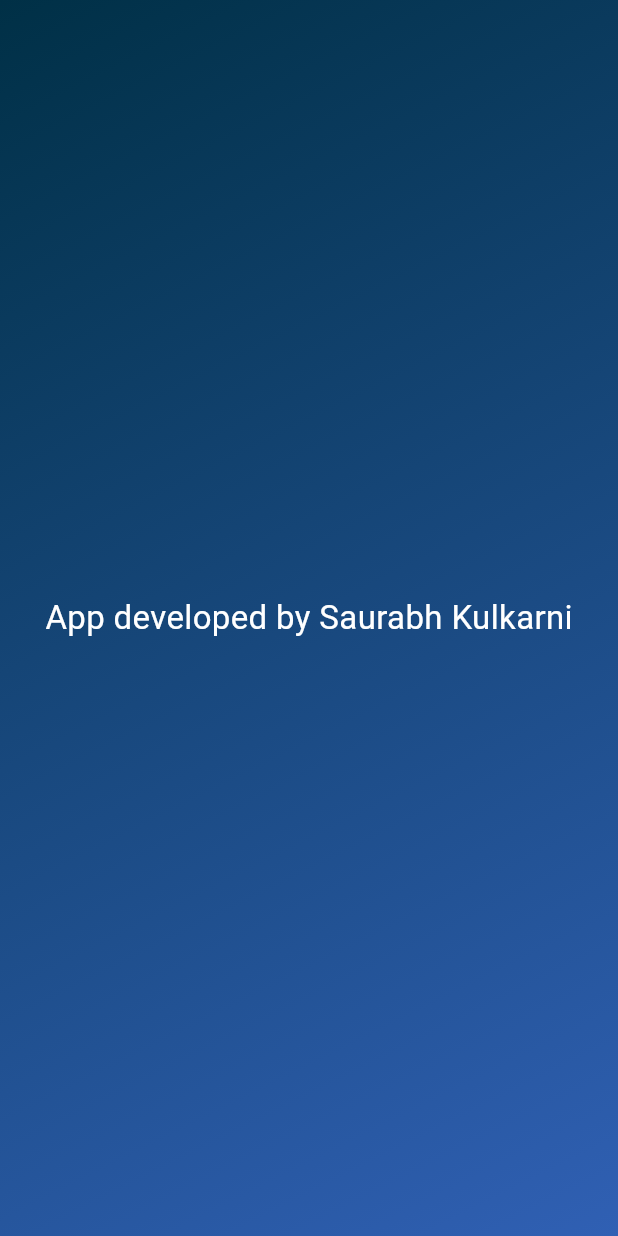
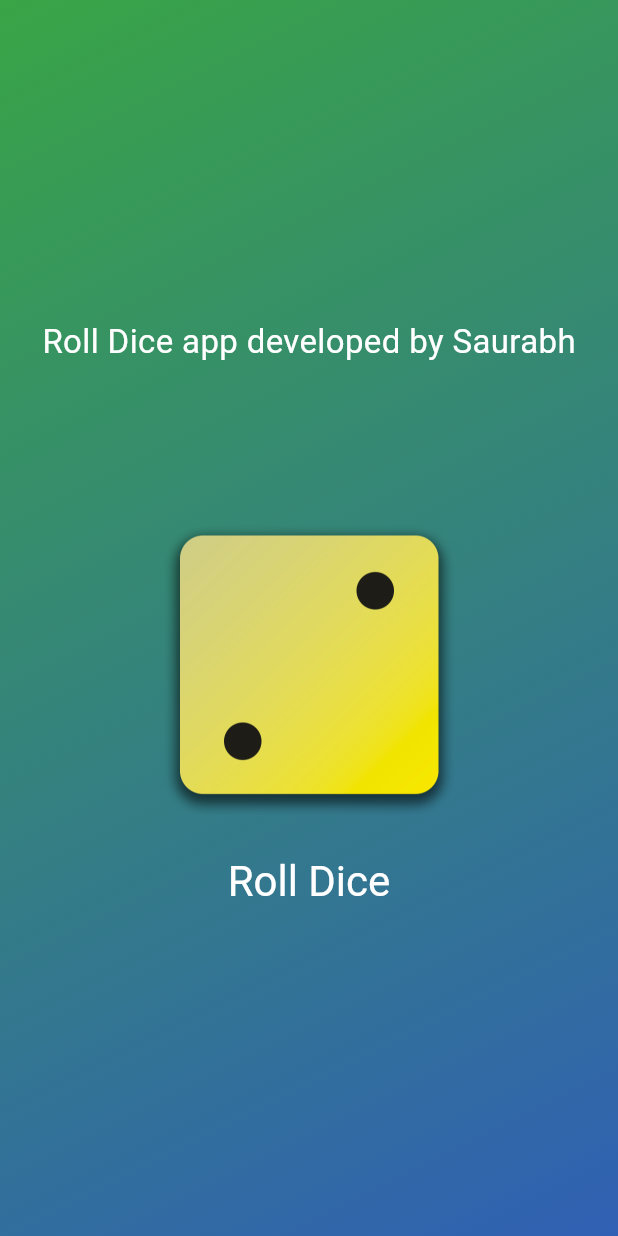
Before and after one commit to kulkarnis009/rolldice, a Flutter app: the screen it shows after launch, on a phone screen of 412 x 824 dp. Run offline on Flutter 3.47's test engine with Material 3 defaults, Android fonts, the phone set to English and light mode, and no system bars.

Commit message:
app completed

```diff
--- /dev/null
+++ b/lib/dice_roller.dart
@@ -0,0 +1,48 @@
+import 'dart:math';
+import 'package:flutter/material.dart';
+
+final random = Random();
+
+class Diceroller extends StatefulWidget {
+  const Diceroller({super.key});
+
+  @override
+  State<Diceroller> createState() {
+    return _DiceRollerState();
+  }
+}
+
+class _DiceRollerState extends State<Diceroller> {
+  var activeDiceImage = 'assets/images/dice-2.png';
+
+  int diceNumber = 2;
+
+  void rollDice() {
+    diceNumber = random.nextInt(6) + 1;
+
+    setState(() {
+      activeDiceImage = 'assets/images/dice-$diceNumber.png';
+    });
+  }
+
+  @override
+  Widget build(BuildContext context) {
+    return Column(
+      children: [
+        const SizedBox(height: 100),
+        Image.asset(
+          activeDiceImage,
+          width: 200,
+        ),
+        const SizedBox(height: 20),
+        TextButton(
+          onPressed: rollDice,
+          style: TextButton.styleFrom(
+              foregroundColor: Colors.white,
+              textStyle: const TextStyle(fontSize: 28)),
+          child: const Text('Roll Dice'),
+        )
+      ],
+    );
+  }
+}
--- a/lib/gradient_container.dart
+++ b/lib/gradient_container.dart
@@ -1,26 +1,31 @@
 import 'package:flutter/material.dart';
+import 'package:rolldice/dice_roller.dart';
 import 'package:rolldice/style_text.dart';
 
 const startAlignment = Alignment.topLeft;
 const endAlignment = Alignment.bottomRight;
 
 class GradientContainer extends StatelessWidget {
-  const GradientContainer({super.key});
+  GradientContainer(this.myList, {super.key});
+
+  final List<Color> myList;
 
   @override
   Widget build(context) {
     return Container(
-      decoration: const BoxDecoration(
+      decoration: BoxDecoration(
         gradient: LinearGradient(
           begin: startAlignment,
           end: endAlignment,
-          colors: [
-            Color.fromARGB(255, 0, 48, 70),
-            Color.fromARGB(255, 48, 96, 180)
-          ],
+          colors: [myList.first, myList.last],
         ),
       ),
-      child: const Center(child: TextWidget()),
+      child: const Center(
+        child: Column(mainAxisSize: MainAxisSize.min, children: [
+          TextWidget("Roll Dice app developed by Saurabh"),
+          Diceroller()
+        ]),
+      ),
     );
   }
 }
--- a/lib/main.dart
+++ b/lib/main.dart
@@ -3,9 +3,12 @@ import 'package:rolldice/gradient_container.dart';
 
 void main() {
   runApp(
-    const MaterialApp(
+    MaterialApp(
       home: Scaffold(
-        body: GradientContainer(),
+        body: GradientContainer(const [
+          Color.fromARGB(255, 57, 165, 70),
+          Color.fromARGB(255, 48, 96, 180)
+        ]),
       ),
     ),
   );
--- a/lib/style_text.dart
+++ b/lib/style_text.dart
@@ -1,11 +1,13 @@
 import 'package:flutter/material.dart';
 
 class TextWidget extends StatelessWidget {
-  const TextWidget({super.key});
+  const TextWidget(this.textMessage, {super.key});
+
+  final String textMessage;
 
   @override
   Widget build(context) {
-    return const Text("App developed by Saurabh Kulkarni",
-        style: TextStyle(color: Colors.white, fontSize: 22));
+    return Text(textMessage,
+        style: const TextStyle(color: Colors.white, fontSize: 22));
   }
 }
```
Also changed, not shown: pubspec.yaml (+7 -3 lines), assets/images/dice-1.png (added), assets/images/dice-2.png (added), assets/images/dice-3.png (added), assets/images/dice-4.png (added), assets/images/dice-5.png (added), assets/images/dice-6.png (added), 1 other file.
